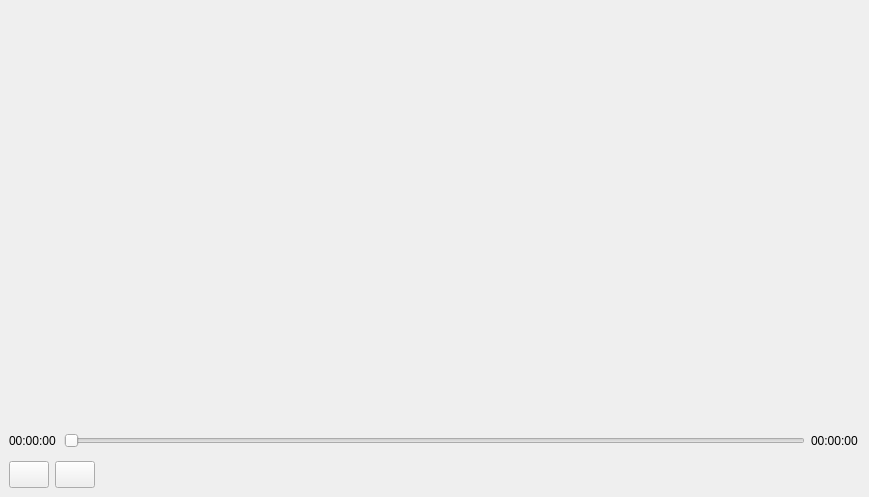
Above: mainwindow.ui from yaoyuanna/AV_PROJECT before the change. Below: the same form after it.
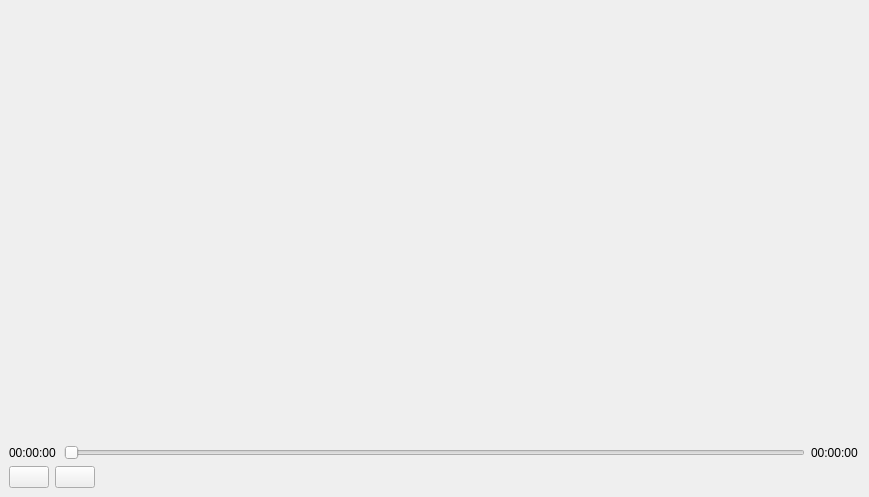
That is the form after the change. Icons and pictures are not drawn.

```diff
--- a/mainwindow.ui
+++ b/mainwindow.ui
@@ -14,7 +14,7 @@
    <string>MainWindow</string>
   </property>
   <widget class="QWidget" name="centralwidget">
-   <layout class="QVBoxLayout" name="verticalLayout_2" stretch="15,1,1">
+   <layout class="QVBoxLayout" name="verticalLayout_2" stretch="100,1,5">
     <item>
      <widget class="QLabel" name="lb_show">
       <property name="sizePolicy">
```
